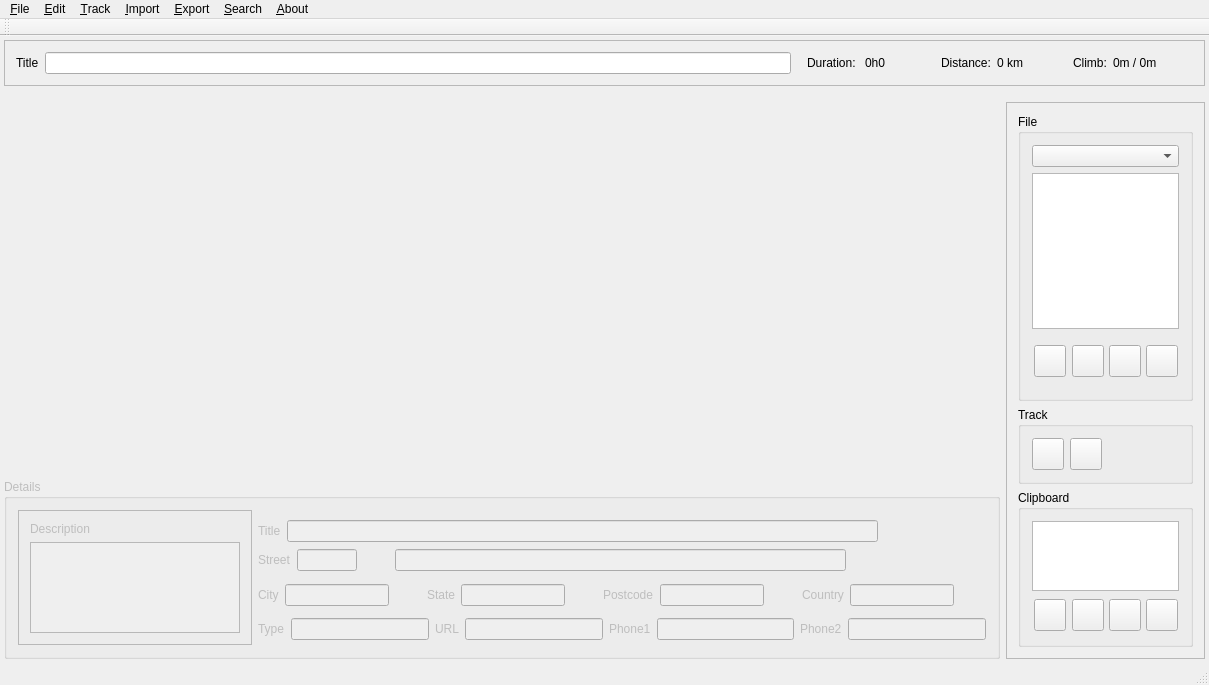
The window that mainwindow.ui (trumpton/POI) describes before a commit, drawn with Qt 5.
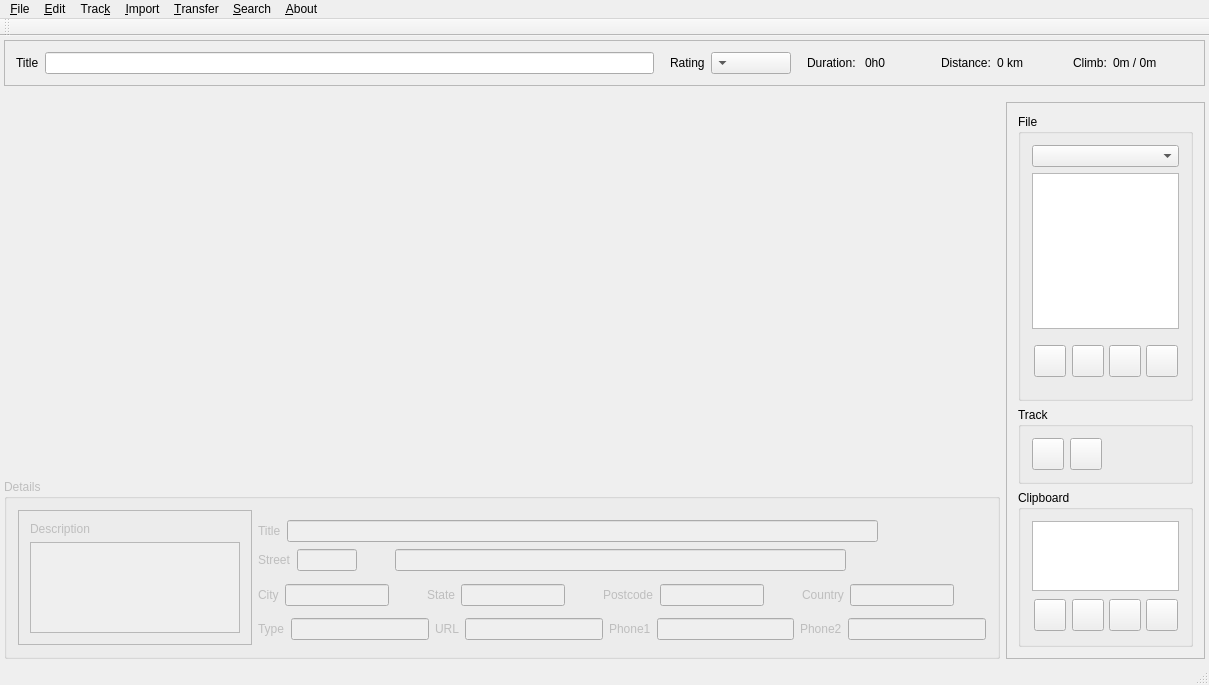
The same window after the commit. Icons and pictures are not drawn. Custom widgets are drawn as their Qt base class.

The edit to the form file:
```diff
--- a/mainwindow.ui
+++ b/mainwindow.ui
@@ -74,6 +74,68 @@
        <item>
         <widget class="QLineEdit" name="lineEdit_fileTitle"/>
        </item>
+       <item>
+        <spacer name="horizontalSpacer_5">
+         <property name="orientation">
+          <enum>Qt::Horizontal</enum>
+         </property>
+         <property name="sizeType">
+          <enum>QSizePolicy::Minimum</enum>
+         </property>
+         <property name="sizeHint" stdset="0">
+          <size>
+           <width>10</width>
+           <height>20</height>
+          </size>
+         </property>
+        </spacer>
+       </item>
+       <item>
+        <widget class="QLabel" name="label_14">
+         <property name="text">
+          <string>Rating</string>
+         </property>
+        </widget>
+       </item>
+       <item>
+        <widget class="QComboBox" name="comboBox_Rating">
+         <property name="minimumSize">
+          <size>
+           <width>80</width>
+           <height>0</height>
+          </size>
+         </property>
+         <property name="maximumSize">
+          <size>
+           <width>80</width>
+           <height>16777215</height>
+          </size>
+         </property>
+         <property name="layoutDirection">
+          <enum>Qt::RightToLeft</enum>
+         </property>
+         <item>
+          <property name="text">
+           <string/>
+          </property>
+         </item>
+         <item>
+          <property name="text">
+           <string>★</string>
+          </property>
+         </item>
+         <item>
+          <property name="text">
+           <string>★★ </string>
+          </property>
+         </item>
+         <item>
+          <property name="text">
+           <string>★★★</string>
+          </property>
+         </item>
+        </widget>
+       </item>
        <item>
         <spacer name="horizontalSpacer_4">
          <property name="orientation">
@@ -1450,7 +1512,7 @@
    </widget>
    <widget class="QMenu" name="menu_Export">
     <property name="title">
-     <string>&amp;Export</string>
+     <string>&amp;Transfer</string>
     </property>
     <addaction name="action_LaunchTomTom"/>
    </widget>
@@ -1464,7 +1526,7 @@
    </widget>
    <widget class="QMenu" name="menu_Track">
     <property name="title">
-     <string>&amp;Track</string>
+     <string>Trac&amp;k</string>
     </property>
     <addaction name="action_ShowTrack"/>
     <addaction name="action_ShowActualDuration"/>
```
Left out of the diff: 14 changed lines with no effect on the pictures.
